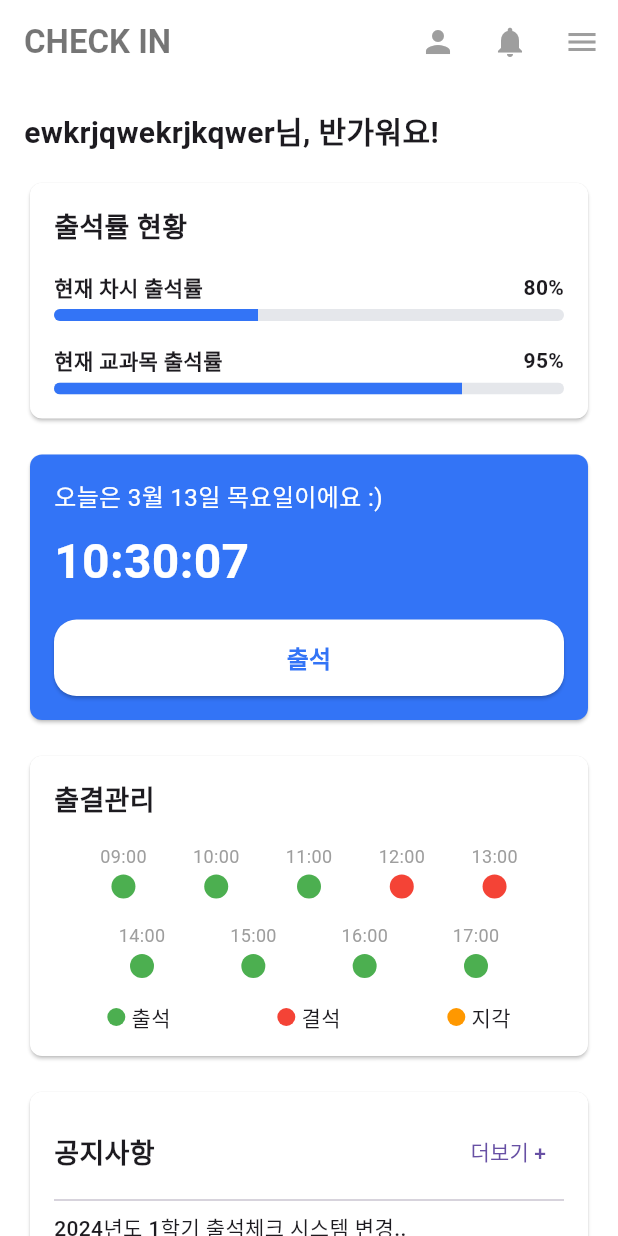
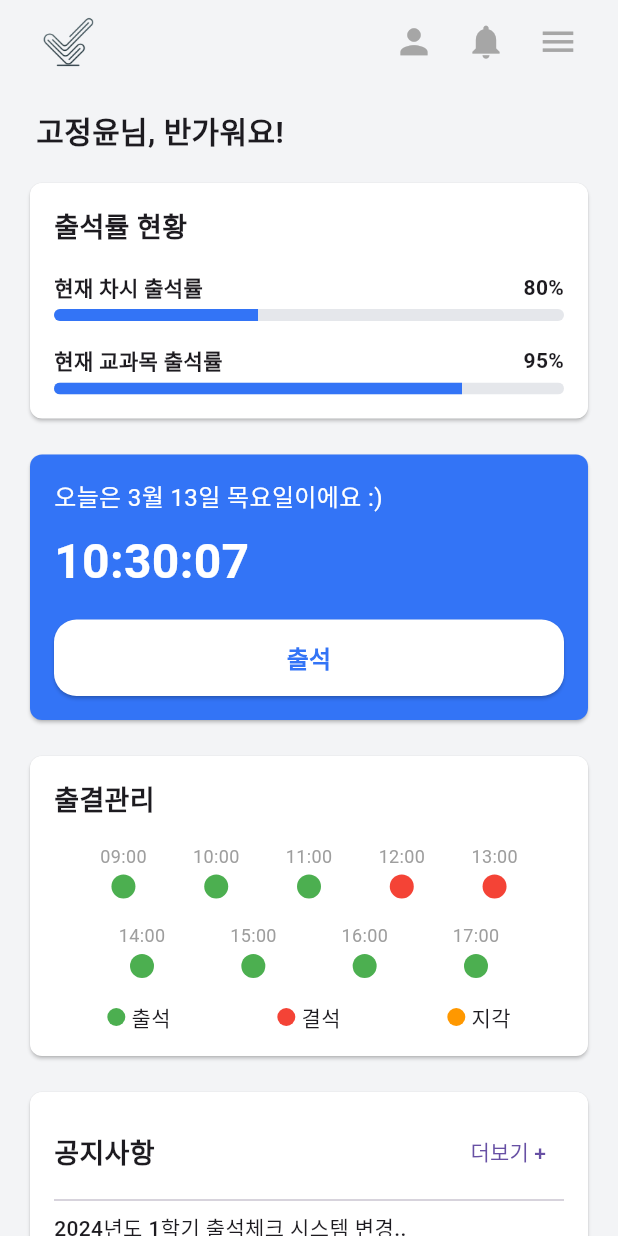
Before and after one commit to popcorn0125/CHECKIN_APP, a Flutter app: the screen it shows after launch, on a phone screen of 412 x 824 dp. Run offline on Flutter 3.47's test engine with Material 3 defaults, Android fonts, the phone set to English and light mode, and no system bars.

Commit message:
0313 정윤 홈, 앱 바 수정정

```diff
--- a/lib/pages/home_page.dart
+++ b/lib/pages/home_page.dart
@@ -54,7 +54,7 @@ class _HomePageState extends State<HomePage> {
   @override
   Widget build(BuildContext context) {
     return Scaffold(
-      backgroundColor: Colors.white,
+      backgroundColor: Color(0xFFf3f4f6),
       // 상단 커스텀 AppBar
       appBar: CustomAppBar(
         onMenuPressed: () {
@@ -73,9 +73,12 @@ class _HomePageState extends State<HomePage> {
           crossAxisAlignment: CrossAxisAlignment.start,
           children: [
             // (1) 인사말
-            const Text(
-              'ewkrjqwekrjkqwer님, 반가워요!',
-              style: TextStyle(fontSize: 20, fontWeight: FontWeight.bold),
+            Padding(
+              padding: const EdgeInsets.only(left: 8),  // 🔹 오른쪽으로 16px 이동
+              child: Text(
+                '고정윤님, 반가워요!',
+                style: TextStyle(fontSize: 20, fontWeight: FontWeight.bold),
+              ),
             ),
             const SizedBox(height: 16),
 
--- a/lib/widgets/custom_app_bar.dart
+++ b/lib/widgets/custom_app_bar.dart
@@ -17,7 +17,7 @@ class CustomAppBar extends StatelessWidget implements PreferredSizeWidget {
   Widget build(BuildContext context) {
     return AppBar(
       automaticallyImplyLeading: false,
-      backgroundColor: Colors.white,
+      backgroundColor: Color(0xFFf3f4f6),
       // surfaceTintColor가 투명하면, Material 3의 오버레이 효과가 적용되지 않습니다.
       surfaceTintColor: Colors.transparent,
       elevation: 0,
@@ -27,26 +27,35 @@ class CustomAppBar extends StatelessWidget implements PreferredSizeWidget {
       title: Container(
         alignment: Alignment.centerLeft,
         padding: const EdgeInsets.only(left: 16),
-        child: const Text(
-          'CHECK IN',
-          style: TextStyle(
-            color: Colors.black54,
-            fontWeight: FontWeight.bold,
-          ),
+        child: Image.asset(
+          'assets/check_logo.2.png',  // ✅ assets 폴더 경로 포함
+          width: 60,
+          height: 60, // 원하는 높이로 조정
         ),
       ),
       actions: [
+        Padding(
+          padding: const EdgeInsets.only(right: 16),  // 🔹 아이콘들을 왼쪽으로 이동
+          child: Row(
+            mainAxisSize: MainAxisSize.min, // 🔹 최소 크기로 맞춤
+            children: [
               IconButton(
-          icon: const Icon(Icons.person, color: Colors.grey),
+                icon: const Icon(Icons.person, color: Color(0xFFa6a6a6)),
+                iconSize: 27,
                 onPressed: onProfilePressed,
               ),
               IconButton(
-          icon: const Icon(Icons.notifications, color: Colors.grey),
+                icon: const Icon(Icons.notifications, color: Color(0xFFa6a6a6)),
+                iconSize: 27,
                 onPressed: onNotificationsPressed,
               ),
               IconButton(
-          icon: const Icon(Icons.menu, color: Colors.grey),
+                icon: const Icon(Icons.menu, color: Color(0xFFa6a6a6)),
+                iconSize: 27,
                 onPressed: onMenuPressed,
+              ),
+            ],
+          ),
         ),
       ],
     );
--- a/pubspec.yaml
+++ b/pubspec.yaml
@@ -53,7 +53,10 @@ dev_dependencies:
 
 # The following section is specific to Flutter packages.
 flutter:
-
+  assets:
+    - assets/app_logo.png
+    - assets/check_logo.png
+    - assets/check_logo.2.png
   # The following line ensures that the Material Icons font is
   # included with your application, so that you can use the icons in
   # the material Icons class.
```
Also changed, not shown: assets/app_logo.png (added), assets/check_logo.2.png (added), assets/check_logo.png (added). Lines whose indentation alone changed are shown as unchanged.
